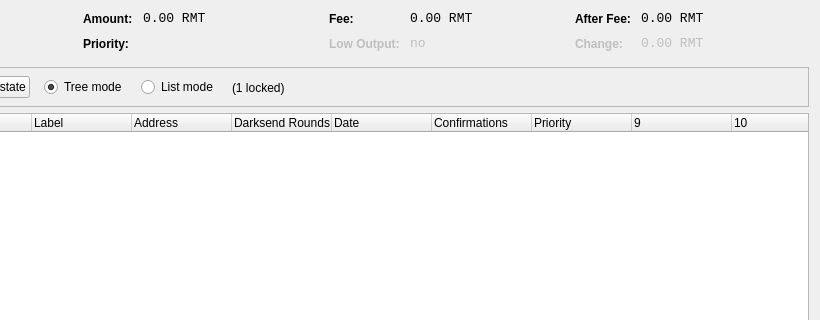
Above: src/qt/forms/coincontroldialog.ui from rampantco/Rampant before the change; both pictures show x 180 to 1000 and y 0 to 320 of the 1000 by 500 pixel window. Below: the same form after it.
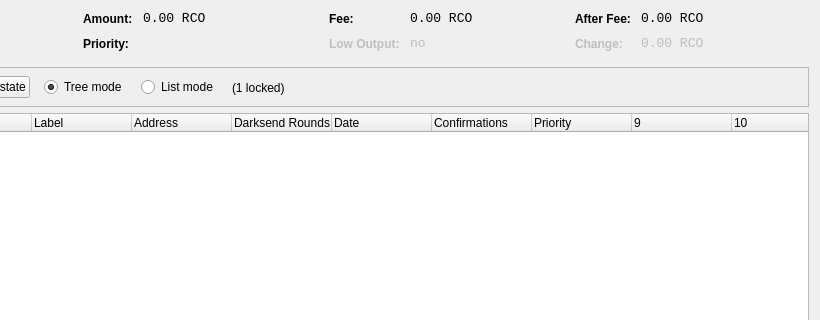
That is the form after the change. Custom widgets are drawn as their Qt base class.

Patch:
```diff
--- a/src/qt/forms/coincontroldialog.ui
+++ b/src/qt/forms/coincontroldialog.ui
@@ -141,7 +141,7 @@
           <enum>Qt::ActionsContextMenu</enum>
          </property>
          <property name="text">
-          <string notr="true">0.00 RMT</string>
+          <string notr="true">0.00 RCO</string>
          </property>
          <property name="textInteractionFlags">
           <set>Qt::LinksAccessibleByMouse|Qt::TextSelectableByKeyboard|Qt::TextSelectableByMouse</set>
@@ -221,7 +221,7 @@
           <enum>Qt::ActionsContextMenu</enum>
          </property>
          <property name="text">
-          <string notr="true">0.00 RMT</string>
+          <string notr="true">0.00 RCO</string>
          </property>
          <property name="textInteractionFlags">
           <set>Qt::LinksAccessibleByMouse|Qt::TextSelectableByKeyboard|Qt::TextSelectableByMouse</set>
@@ -307,7 +307,7 @@
           <enum>Qt::ActionsContextMenu</enum>
          </property>
          <property name="text">
-          <string notr="true">0.00 RMT</string>
+          <string notr="true">0.00 RCO</string>
          </property>
          <property name="textInteractionFlags">
           <set>Qt::LinksAccessibleByMouse|Qt::TextSelectableByKeyboard|Qt::TextSelectableByMouse</set>
@@ -345,7 +345,7 @@
           <enum>Qt::ActionsContextMenu</enum>
          </property>
          <property name="text">
-          <string notr="true">0.00 RMT</string>
+          <string notr="true">0.00 RCO</string>
          </property>
          <property name="textInteractionFlags">
           <set>Qt::LinksAccessibleByMouse|Qt::TextSelectableByKeyboard|Qt::TextSelectableByMouse</set>
```
